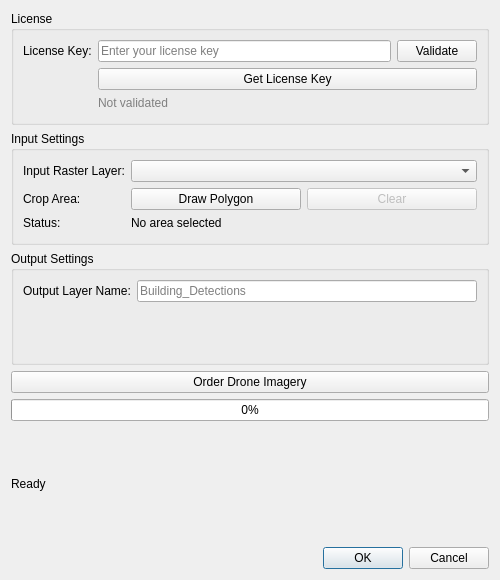
Before: the Qt Designer form vec_plugin_dialog_base.ui in fw-qgis-vectorizer/QGIS_Plugin, drawn with Qt 5.
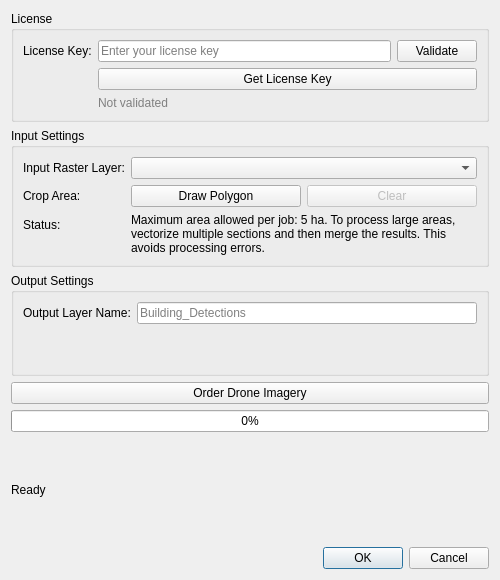
After: the same form once the commit is applied.

Commit message:
Order imagery: Go to point with blue marker, metadata and UI updates
Made-with: Cursor

```diff
--- a/vec_plugin_dialog_base.ui
+++ b/vec_plugin_dialog_base.ui
@@ -122,7 +122,7 @@
       <item row="2" column="1">
        <widget class="QLabel" name="cropStatusValueLabel">
         <property name="text">
-         <string>No area selected</string>
+         <string>Maximum area allowed per job: 5 ha. To process large areas, vectorize multiple sections and then merge the results. This avoids processing errors.</string>
         </property>
         <property name="wordWrap">
          <bool>true</bool>
```
The commit also changes 3 other files.
